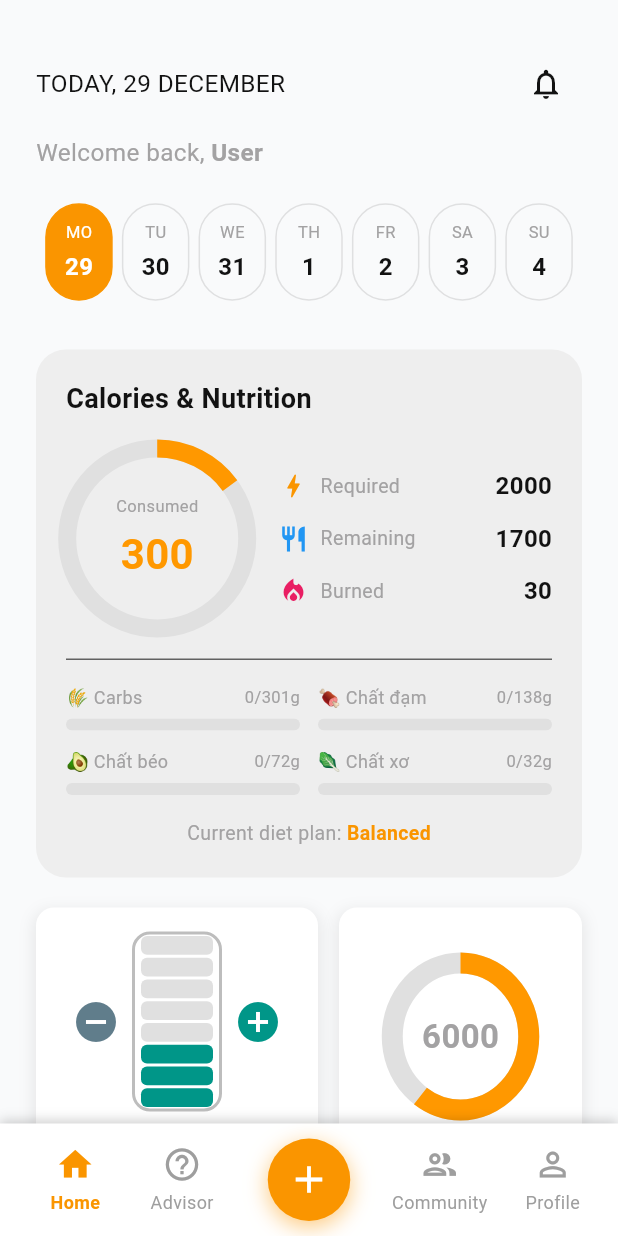
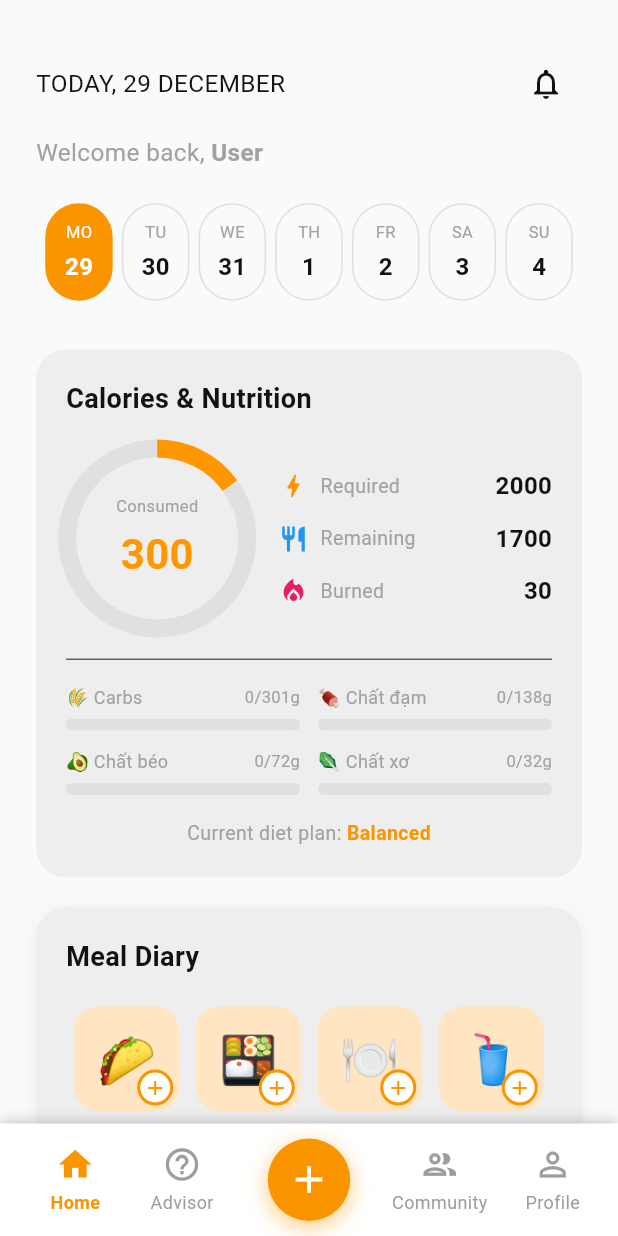
Before and after one commit to health-pal-uit/health-pal-mobile, a Flutter app: the HomeScreen screen opened by its route, on a phone screen of 412 x 824 dp. Run offline on Flutter 3.47's test engine with Material 3 defaults, Android fonts, the phone set to English and light mode, and no system bars; our stand-ins replace app_links, camera, dartz, dio, equatable, fl_chart and 12 more; accounts and stored records are empty; network calls fail.

Commit message:
feat(home): add meal diary component for home screen

```diff
--- a/lib/src/presentation/screens/home/diet/meal_scan_screen.dart
+++ b/lib/src/presentation/screens/home/diet/meal_scan_screen.dart
@@ -71,9 +71,9 @@ class _MealScanScreenState extends State<MealScanScreen> {
       });
     } catch (e) {
       if (mounted) {
-        ScaffoldMessenger.of(context).showSnackBar(
-          SnackBar(content: Text('Error taking picture: $e')),
-        );
+        ScaffoldMessenger.of(
+          context,
+        ).showSnackBar(SnackBar(content: Text('Error taking picture: $e')));
       }
     }
   }
@@ -92,9 +92,9 @@ class _MealScanScreenState extends State<MealScanScreen> {
       }
     } catch (e) {
       if (mounted) {
-        ScaffoldMessenger.of(context).showSnackBar(
-          SnackBar(content: Text('Error selecting image: $e')),
-        );
+        ScaffoldMessenger.of(
+          context,
+        ).showSnackBar(SnackBar(content: Text('Error selecting image: $e')));
       }
     }
   }
@@ -139,17 +139,10 @@ class _MealScanScreenState extends State<MealScanScreen> {
         child: Stack(
           children: [
             // Camera or Image Preview
-            _capturedImage != null
-                ? _buildImagePreview()
-                : _buildCameraView(),
+            _capturedImage != null ? _buildImagePreview() : _buildCameraView(),
 
             // Top Bar
-            Positioned(
-              top: 0,
-              left: 0,
-              right: 0,
-              child: _buildTopBar(),
-            ),
+            Positioned(top: 0, left: 0, right: 0, child: _buildTopBar()),
 
             // Bottom Controls
             Positioned(
@@ -167,9 +160,7 @@ class _MealScanScreenState extends State<MealScanScreen> {
   Widget _buildCameraView() {
     if (!_isCameraInitialized || _cameraController == null) {
       return const Center(
-        child: CircularProgressIndicator(
-          color: AppColors.primary,
-        ),
+        child: CircularProgressIndicator(color: AppColors.primary),
       );
     }
 
@@ -187,10 +178,7 @@ class _MealScanScreenState extends State<MealScanScreen> {
 
   Widget _buildImagePreview() {
     return SizedBox.expand(
-      child: Image.file(
-        _capturedImage!,
-        fit: BoxFit.cover,
-      ),
+      child: Image.file(_capturedImage!, fit: BoxFit.cover),
     );
   }
 
@@ -201,10 +189,7 @@ class _MealScanScreenState extends State<MealScanScreen> {
         gradient: LinearGradient(
           begin: Alignment.topCenter,
           end: Alignment.bottomCenter,
-          colors: [
-            Colors.black.withValues(alpha: 0.7),
-            Colors.transparent,
-          ],
+          colors: [Colors.black.withValues(alpha: 0.7), Colors.transparent],
         ),
       ),
       child: Row(
@@ -235,13 +220,11 @@ class _MealScanScreenState extends State<MealScanScreen> {
         gradient: LinearGradient(
           begin: Alignment.bottomCenter,
           end: Alignment.topCenter,
-          colors: [
-            Colors.black.withValues(alpha: 0.8),
-            Colors.transparent,
-          ],
+          colors: [Colors.black.withValues(alpha: 0.8), Colors.transparent],
         ),
       ),
-      child: _capturedImage != null
+      child:
+          _capturedImage != null
               ? _buildPreviewControls()
               : _buildCameraControls(),
     );
@@ -314,7 +297,8 @@ class _MealScanScreenState extends State<MealScanScreen> {
                 borderRadius: BorderRadius.circular(12),
               ),
             ),
-            child: _isAnalyzing
+            child:
+                _isAnalyzing
                     ? const SizedBox(
                       height: 20,
                       width: 20,
@@ -326,7 +310,10 @@ class _MealScanScreenState extends State<MealScanScreen> {
                     : Row(
                       mainAxisAlignment: MainAxisAlignment.center,
                       children: [
-                      const Icon(Icons.analytics_outlined, color: Colors.white),
+                        const Icon(
+                          Icons.analytics_outlined,
+                          color: Colors.white,
+                        ),
                         const SizedBox(width: 8),
                         Text(
                           'Analyze Meal',
--- a/lib/src/presentation/screens/home/home_screen.dart
+++ b/lib/src/presentation/screens/home/home_screen.dart
@@ -5,6 +5,7 @@ import 'package:da1/src/presentation/widgets/charts/kcal_circular_progress.dart'
 import 'package:da1/src/presentation/widgets/charts/steps_progress.dart';
 import 'package:da1/src/presentation/widgets/charts/water_intake.dart';
 import 'package:da1/src/presentation/widgets/home_items/workout_card.dart';
+import 'package:da1/src/presentation/widgets/home_items/meal_diary_card.dart';
 import 'package:flutter/material.dart';
 import 'package:go_router/go_router.dart';
 import 'package:flutter_bloc/flutter_bloc.dart';
@@ -109,6 +110,8 @@ class _HomeScreenState extends State<HomeScreen> {
               _buildDaysList(),
               const SizedBox(height: 30),
               _buildKcalCard(),
+              const SizedBox(height: 20),
+              const MealDiaryCard(),
               const SizedBox(height: 20),
               _buildSmallCards(),
               const SizedBox(height: 30),
--- /dev/null
+++ b/lib/src/presentation/widgets/home_items/meal_diary_card.dart
@@ -0,0 +1,149 @@
+import 'package:da1/src/config/theme/app_colors.dart';
+import 'package:da1/src/config/theme/typography.dart';
+import 'package:flutter/material.dart';
+
+class MealDiaryCard extends StatelessWidget {
+  const MealDiaryCard({super.key});
+
+  @override
+  Widget build(BuildContext context) {
+    return Container(
+      padding: const EdgeInsets.all(20),
+      decoration: BoxDecoration(
+        color: AppColors.backgroundLight,
+        borderRadius: BorderRadius.circular(20),
+        boxShadow: [
+          BoxShadow(
+            color: Colors.black.withValues(alpha: 0.05),
+            blurRadius: 10,
+            offset: const Offset(0, 2),
+          ),
+        ],
+      ),
+      child: Column(
+        crossAxisAlignment: CrossAxisAlignment.start,
+        children: [
+          Text(
+            'Meal Diary',
+            style: AppTypography.headline.copyWith(
+              fontSize: 18,
+              fontWeight: FontWeight.bold,
+            ),
+          ),
+          const SizedBox(height: 20),
+          Row(
+            mainAxisAlignment: MainAxisAlignment.spaceAround,
+            children: [
+              _buildMealButton(
+                icon: '🌮',
+                label: 'Breakfast',
+                color: const Color(0xFFFFE5C2),
+              ),
+              _buildMealButton(
+                icon: '🍱',
+                label: 'Lunch',
+                color: const Color(0xFFFFE5C2),
+              ),
+              _buildMealButton(
+                icon: '🍽️',
+                label: 'Dinner',
+                color: const Color(0xFFFFE5C2),
+              ),
+              _buildMealButton(
+                icon: '🥤',
+                label: 'Snack',
+                color: const Color(0xFFFFE5C2),
+              ),
+            ],
+          ),
+          const SizedBox(height: 16),
+          InkWell(
+            onTap: () {
+              // TODO: Navigate to detailed meal diary
+            },
+            child: Container(
+              padding: const EdgeInsets.symmetric(vertical: 12),
+              decoration: BoxDecoration(
+                color: AppColors.background,
+                borderRadius: BorderRadius.circular(12),
+              ),
+              child: Row(
+                mainAxisAlignment: MainAxisAlignment.center,
+                children: [
+                  Text(
+                    'View Meal Details',
+                    style: AppTypography.body.copyWith(
+                      color: AppColors.primary,
+                      fontWeight: FontWeight.w600,
+                    ),
+                  ),
+                  const SizedBox(width: 8),
+                  const Icon(
+                    Icons.keyboard_arrow_down,
+                    color: AppColors.primary,
+                    size: 20,
+                  ),
+                ],
+              ),
+            ),
+          ),
+        ],
+      ),
+    );
+  }
+
+  Widget _buildMealButton({
+    required String icon,
+    required String label,
+    required Color color,
+  }) {
+    return Column(
+      children: [
+        Container(
+          width: 70,
+          height: 70,
+          decoration: BoxDecoration(
+            color: color,
+            borderRadius: BorderRadius.circular(16),
+          ),
+          child: Stack(
+            children: [
+              Center(
+                child: Text(
+                  icon,
+                  style: const TextStyle(fontSize: 32),
+                ),
+              ),
+              Positioned(
+                bottom: 4,
+                right: 4,
+                child: Container(
+                  width: 24,
+                  height: 24,
+                  decoration: BoxDecoration(
+                    color: Colors.white,
+                    shape: BoxShape.circle,
+                    border: Border.all(color: AppColors.primary, width: 2),
+                  ),
+                  child: const Icon(
+                    Icons.add,
+                    size: 16,
+                    color: AppColors.primary,
+                  ),
+                ),
+              ),
+            ],
+          ),
+        ),
+        const SizedBox(height: 8),
+        Text(
+          label,
+          style: AppTypography.body.copyWith(
+            fontSize: 12,
+            fontWeight: FontWeight.w500,
+          ),
+        ),
+      ],
+    );
+  }
+}
```
Also changed, not shown: 1 other file. Lines whose indentation alone changed are shown as unchanged.
